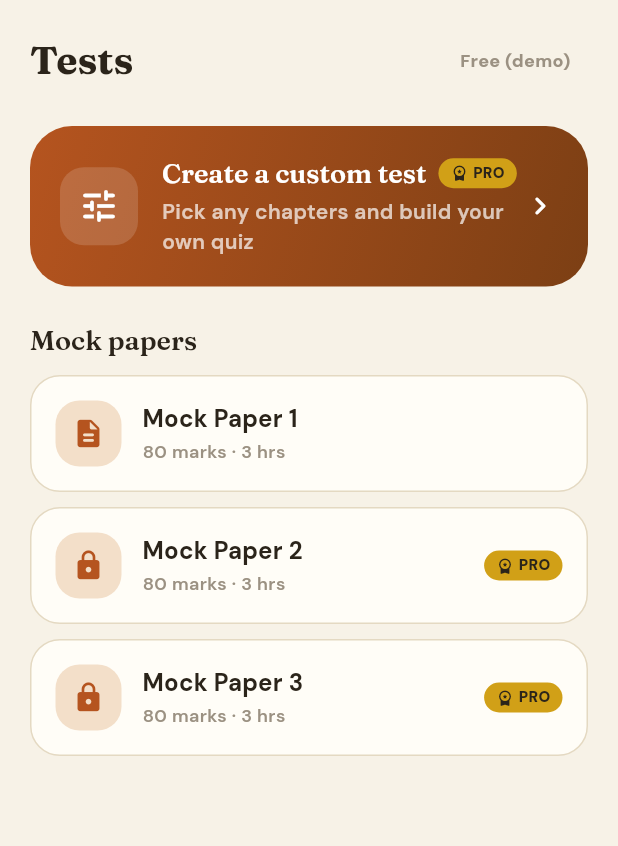
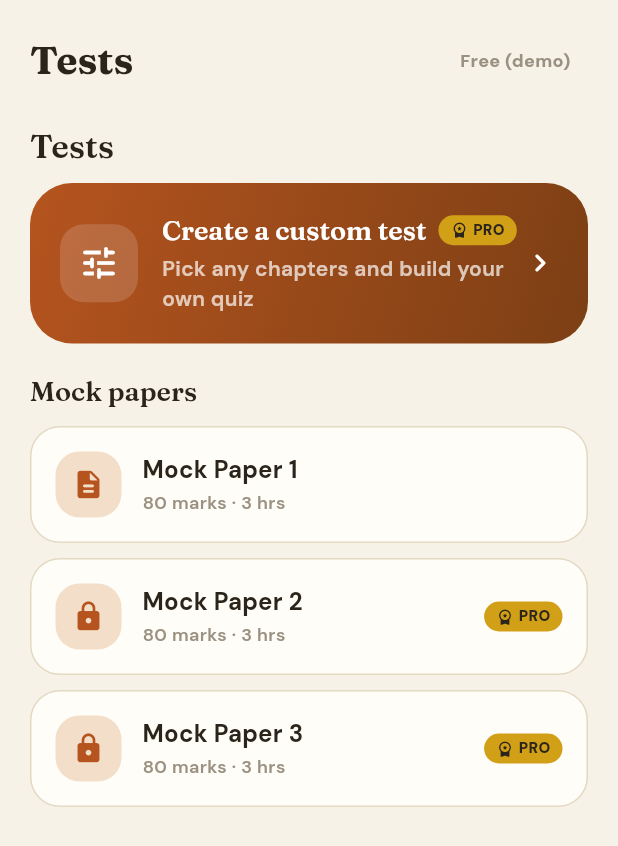
Before and after one commit to ch3tak/the-study-gym, a Flutter app: the TestsScreen screen opened directly, on a phone screen of 412 x 824 dp. Shown: the top 846 px of the screen. Run offline on Flutter 3.47's test engine with Material 3 defaults, Android fonts, the light colour scheme and no system bars; our stand-ins replace confetti, flutter_riverpod, google_fonts, shared_preferences, supabase_flutter; missing offline and left inert: flutter_math_fork; accounts and stored records are empty.

Commit message:
feat(app): Learn tab with course progress, pinned chapter, syllabus units and Tests

```diff
--- a/app/lib/features/tests/tests_screen.dart
+++ b/app/lib/features/tests/tests_screen.dart
@@ -4,7 +4,7 @@ import 'package:flutter_riverpod/flutter_riverpod.dart';
 import '../../core/theme/app_colors.dart';
 import '../../core/theme/app_theme.dart';
 import '../../data/app_state.dart';
-import 'custom_test_builder_screen.dart';
+import 'tests_section.dart';
 
 /// S9. Tests tab — docs/PLAN.md §3: mock papers, chapter tests, and (new)
 /// a custom test builder where the student picks their own chapters. Custom
@@ -47,169 +47,10 @@ class TestsScreen extends ConsumerWidget {
               ],
             ),
             const SizedBox(height: AppTheme.space20),
-            _CustomTestCard(isPro: isPro),
-            const SizedBox(height: AppTheme.space24),
-            Text('Mock papers', style: Theme.of(context).textTheme.titleLarge),
-            const SizedBox(height: AppTheme.space12),
-            _MockPaperTile(name: 'Mock Paper 1', locked: false, marks: 80, duration: '3 hrs'),
-            const SizedBox(height: 10),
-            _MockPaperTile(name: 'Mock Paper 2', locked: !isPro, marks: 80, duration: '3 hrs'),
-            const SizedBox(height: 10),
-            _MockPaperTile(name: 'Mock Paper 3', locked: !isPro, marks: 80, duration: '3 hrs'),
+            const TestsSection(),
           ],
         ),
       ),
     );
   }
 }
-
-class _CustomTestCard extends StatelessWidget {
-  const _CustomTestCard({required this.isPro});
-  final bool isPro;
-
-  @override
-  Widget build(BuildContext context) {
-    final colors = context.colors;
-    return GestureDetector(
-      onTap: () {
-        Navigator.of(context).push(
-          MaterialPageRoute(builder: (_) => const CustomTestBuilderScreen()),
-        );
-      },
-      child: Container(
-        width: double.infinity,
-        padding: const EdgeInsets.all(AppTheme.space20),
-        decoration: BoxDecoration(
-          gradient: LinearGradient(
-            colors: [colors.brand, colors.brandDark],
-            begin: Alignment.topLeft,
-            end: Alignment.bottomRight,
-          ),
-          borderRadius: BorderRadius.circular(AppTheme.radiusXl),
-        ),
-        child: Row(
-          children: [
-            Container(
-              width: 52,
-              height: 52,
-              decoration: BoxDecoration(
-                color: colors.accentInk.withValues(alpha: 0.15),
-                borderRadius: BorderRadius.circular(AppTheme.radiusMd),
-              ),
-              child: Icon(Icons.tune_rounded, color: colors.accentInk, size: 28),
-            ),
-            const SizedBox(width: 16),
-            Expanded(
-              child: Column(
-                crossAxisAlignment: CrossAxisAlignment.start,
-                children: [
-                  Row(
-                    children: [
-                      Text(
-                        'Create a custom test',
-                        style: Theme.of(context).textTheme.titleLarge?.copyWith(color: colors.accentInk),
-                      ),
-                      if (!isPro) ...[
-                        const SizedBox(width: 8),
-                        const _ProBadge(),
-                      ],
-                    ],
-                  ),
-                  const SizedBox(height: 4),
-                  Text(
-                    'Pick any chapters and build your own quiz',
-                    style: Theme.of(context).textTheme.bodyMedium?.copyWith(color: colors.accentInk.withValues(alpha: 0.7)),
-                  ),
-                ],
-              ),
-            ),
-            Icon(Icons.chevron_right_rounded, color: colors.accentInk),
-          ],
-        ),
-      ),
-    );
-  }
-}
-
-class _ProBadge extends StatelessWidget {
-  const _ProBadge();
-
-  @override
-  Widget build(BuildContext context) {
-    final colors = context.colors;
-    return Container(
-      padding: const EdgeInsets.symmetric(horizontal: 8, vertical: 3),
-      decoration: BoxDecoration(
-        color: colors.xp,
-        borderRadius: BorderRadius.circular(AppTheme.radiusPill),
-      ),
-      child: Row(
-        mainAxisSize: MainAxisSize.min,
-        children: [
-          Icon(Icons.workspace_premium_rounded, size: 12, color: colors.ink),
-          const SizedBox(width: 3),
-          Text('PRO', style: TextStyle(color: colors.ink, fontWeight: FontWeight.w900, fontSize: 10)),
-        ],
-      ),
-    );
-  }
-}
-
-class _MockPaperTile extends StatelessWidget {
-  const _MockPaperTile({
-    required this.name,
-    required this.locked,
-    required this.marks,
-    required this.duration,
-  });
-
-  final String name;
-  final bool locked;
-  final int marks;
-  final String duration;
-
-  @override
-  Widget build(BuildContext context) {
-    final colors = context.colors;
-    return Container(
-      padding: const EdgeInsets.all(AppTheme.space16),
-      decoration: BoxDecoration(
-        color: colors.surface,
-        borderRadius: BorderRadius.circular(AppTheme.radiusLg),
-        border: Border.all(color: colors.border),
-      ),
-      child: Row(
-        children: [
-          Container(
-            width: 44,
-            height: 44,
-            decoration: BoxDecoration(
-              color: colors.brandLight,
-              borderRadius: BorderRadius.circular(AppTheme.radiusMd),
-            ),
-            child: Icon(
-              locked ? Icons.lock_rounded : Icons.description_rounded,
-              color: colors.brand,
-              size: 22,
-            ),
-          ),
-          const SizedBox(width: 14),
-          Expanded(
-            child: Column(
-              crossAxisAlignment: CrossAxisAlignment.start,
-              children: [
-                Text(name, style: Theme.of(context).textTheme.titleMedium),
-                const SizedBox(height: 2),
-                Text(
-                  '$marks marks · $duration',
-                  style: Theme.of(context).textTheme.bodyMedium?.copyWith(color: colors.inkFaint, fontSize: 12),
-                ),
-              ],
-            ),
-          ),
-          if (locked) const _ProBadge(),
-        ],
-      ),
-    );
-  }
-}
--- /dev/null
+++ b/app/lib/features/tests/tests_section.dart
@@ -0,0 +1,185 @@
+import 'package:flutter/material.dart';
+import 'package:flutter_riverpod/flutter_riverpod.dart';
+
+import '../../core/theme/app_colors.dart';
+import '../../core/theme/app_theme.dart';
+import '../../data/app_state.dart';
+import 'custom_test_builder_screen.dart';
+
+/// Tests, at the end of Learn: custom test (Pro) and mock papers (one
+/// free, the rest Pro). No chapter tests exist yet.
+class TestsSection extends ConsumerWidget {
+  const TestsSection({super.key});
+
+  @override
+  Widget build(BuildContext context, WidgetRef ref) {
+    final isPro = ref.watch(studentProvider).isPro;
+    return Column(
+      crossAxisAlignment: CrossAxisAlignment.stretch,
+      children: [
+        Text('Tests', style: Theme.of(context).textTheme.headlineMedium),
+        const SizedBox(height: AppTheme.space12),
+        _CustomTestCard(isPro: isPro),
+        const SizedBox(height: AppTheme.space20),
+        Text('Mock papers', style: Theme.of(context).textTheme.titleLarge),
+        const SizedBox(height: AppTheme.space12),
+        const _MockPaperTile(name: 'Mock Paper 1', locked: false, marks: 80, duration: '3 hrs'),
+        const SizedBox(height: 10),
+        _MockPaperTile(name: 'Mock Paper 2', locked: !isPro, marks: 80, duration: '3 hrs'),
+        const SizedBox(height: 10),
+        _MockPaperTile(name: 'Mock Paper 3', locked: !isPro, marks: 80, duration: '3 hrs'),
+      ],
+    );
+  }
+}
+
+class _CustomTestCard extends StatelessWidget {
+  const _CustomTestCard({required this.isPro});
+  final bool isPro;
+
+  @override
+  Widget build(BuildContext context) {
+    final colors = context.colors;
+    return GestureDetector(
+      onTap: () {
+        Navigator.of(context).push(
+          MaterialPageRoute(builder: (_) => const CustomTestBuilderScreen()),
+        );
+      },
+      child: Container(
+        width: double.infinity,
+        padding: const EdgeInsets.all(AppTheme.space20),
+        decoration: BoxDecoration(
+          gradient: LinearGradient(
+            colors: [colors.brand, colors.brandDark],
+            begin: Alignment.topLeft,
+            end: Alignment.bottomRight,
+          ),
+          borderRadius: BorderRadius.circular(AppTheme.radiusXl),
+        ),
+        child: Row(
+          children: [
+            Container(
+              width: 52,
+              height: 52,
+              decoration: BoxDecoration(
+                color: colors.accentInk.withValues(alpha: 0.15),
+                borderRadius: BorderRadius.circular(AppTheme.radiusMd),
+              ),
+              child: Icon(Icons.tune_rounded, color: colors.accentInk, size: 28),
+            ),
+            const SizedBox(width: 16),
+            Expanded(
+              child: Column(
+                crossAxisAlignment: CrossAxisAlignment.start,
+                children: [
+                  Row(
+                    children: [
+                      Text(
+                        'Create a custom test',
+                        style: Theme.of(context).textTheme.titleLarge?.copyWith(color: colors.accentInk),
+                      ),
+                      if (!isPro) ...[
+                        const SizedBox(width: 8),
+                        const _ProBadge(),
+                      ],
+                    ],
+                  ),
+                  const SizedBox(height: 4),
+                  Text(
+                    'Pick any chapters and build your own quiz',
+                    style: Theme.of(context).textTheme.bodyMedium?.copyWith(color: colors.accentInk.withValues(alpha: 0.7)),
+                  ),
+                ],
+              ),
+            ),
+            Icon(Icons.chevron_right_rounded, color: colors.accentInk),
+          ],
+        ),
+      ),
+    );
+  }
+}
+
+class _ProBadge extends StatelessWidget {
+  const _ProBadge();
+
+  @override
+  Widget build(BuildContext context) {
+    final colors = context.colors;
+    return Container(
+      padding: const EdgeInsets.symmetric(horizontal: 8, vertical: 3),
+      decoration: BoxDecoration(
+        color: colors.xp,
+        borderRadius: BorderRadius.circular(AppTheme.radiusPill),
+      ),
+      child: Row(
+        mainAxisSize: MainAxisSize.min,
+        children: [
+          Icon(Icons.workspace_premium_rounded, size: 12, color: colors.ink),
+          const SizedBox(width: 3),
+          Text('PRO', style: TextStyle(color: colors.ink, fontWeight: FontWeight.w900, fontSize: 10)),
+        ],
+      ),
+    );
+  }
+}
+
+class _MockPaperTile extends StatelessWidget {
+  const _MockPaperTile({
+    required this.name,
+    required this.locked,
+    required this.marks,
+    required this.duration,
+  });
+
+  final String name;
+  final bool locked;
+  final int marks;
+  final String duration;
+
+  @override
+  Widget build(BuildContext context) {
+    final colors = context.colors;
+    return Container(
+      padding: const EdgeInsets.all(AppTheme.space16),
+      decoration: BoxDecoration(
+        color: colors.surface,
+        borderRadius: BorderRadius.circular(AppTheme.radiusLg),
+        border: Border.all(color: colors.border),
+      ),
+      child: Row(
+        children: [
+          Container(
+            width: 44,
+            height: 44,
+            decoration: BoxDecoration(
+              color: colors.brandLight,
+              borderRadius: BorderRadius.circular(AppTheme.radiusMd),
+            ),
+            child: Icon(
+              locked ? Icons.lock_rounded : Icons.description_rounded,
+              color: colors.brand,
+              size: 22,
+            ),
+          ),
+          const SizedBox(width: 14),
+          Expanded(
+            child: Column(
+              crossAxisAlignment: CrossAxisAlignment.start,
+              children: [
+                Text(name, style: Theme.of(context).textTheme.titleMedium),
+                const SizedBox(height: 2),
+                Text(
+                  '$marks marks · $duration',
+                  style: Theme.of(context).textTheme.bodyMedium?.copyWith(color: colors.inkFaint, fontSize: 12),
+                ),
+              ],
+            ),
+          ),
+          if (locked) const _ProBadge(),
+        ],
+      ),
+    );
+  }
+}
```
Also changed, not shown: app/lib/features/learn/learn_screen.dart (added, +145 -0 lines), 1 other file.
